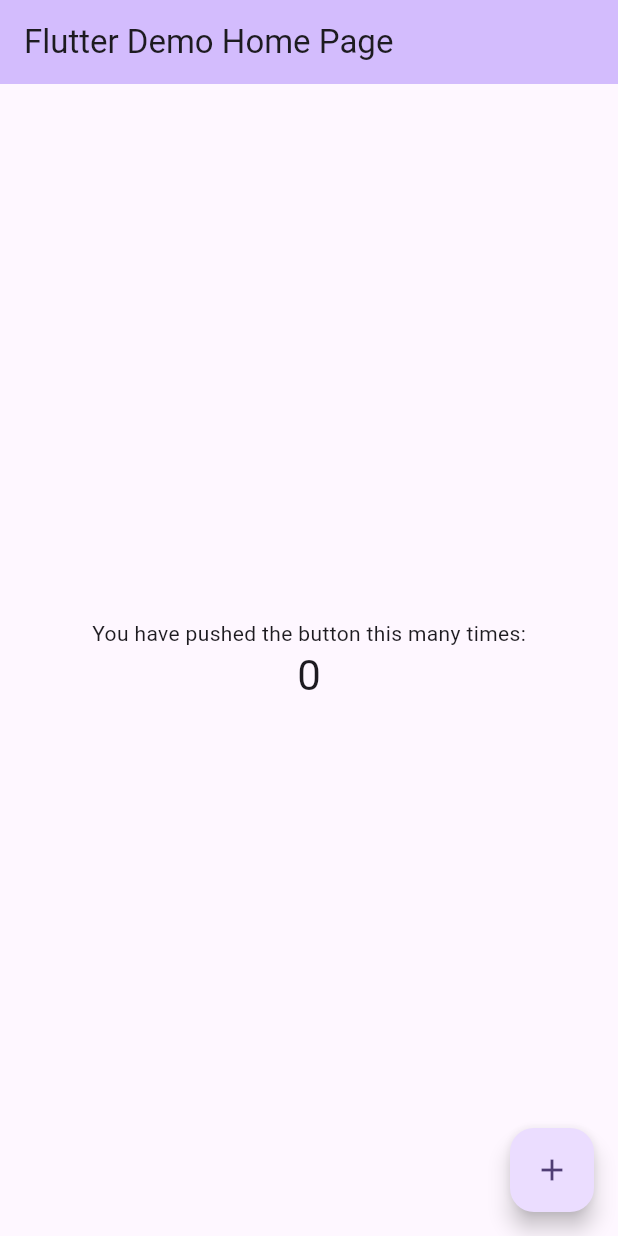
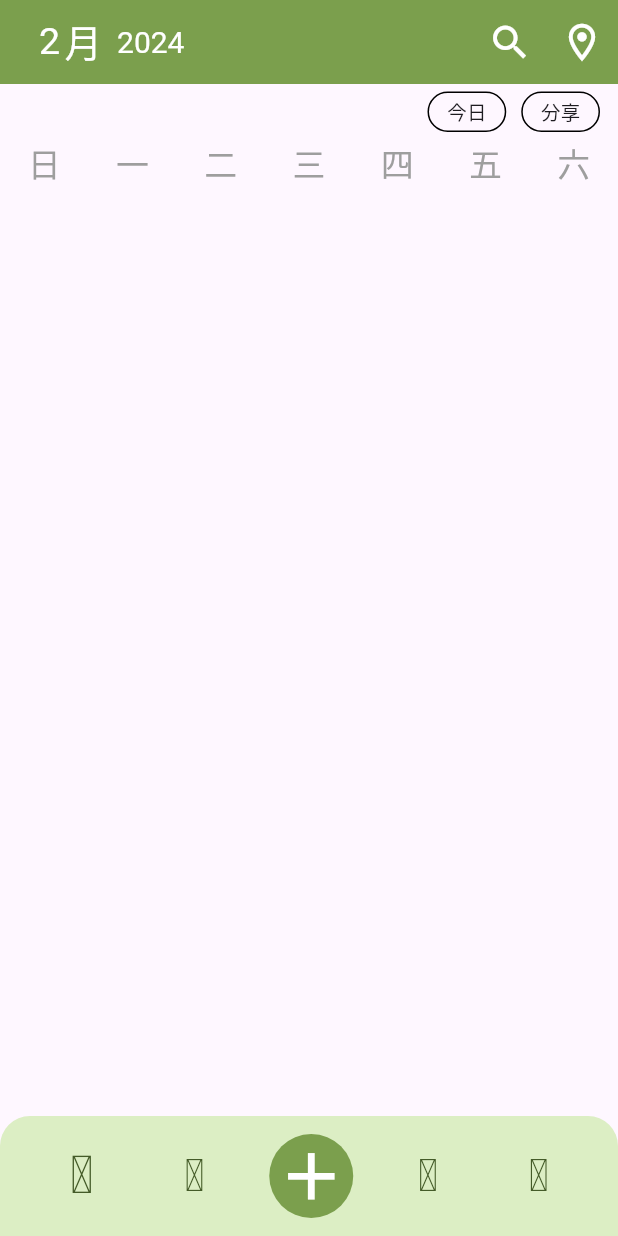
Before and after one commit to dzyz6/app3diary, a Flutter app: the screen it shows after launch, on a phone screen of 412 x 824 dp. Run offline on Flutter 3.47's test engine with Material 3 defaults, Android fonts, the light colour scheme and no system bars.

Commit message:
界面做了一下

```diff
--- /dev/null
+++ b/lib/assets/icon/my_flutter_app_icons.dart
@@ -0,0 +1,28 @@
+/// Flutter icons MyFlutterApp
+/// Copyright (C) 2024 by original authors @ fluttericon.com, fontello.com
+/// This font was generated by FlutterIcon.com, which is derived from Fontello.
+///
+/// To use this font, place it in your fonts/ directory and include the
+/// following in your pubspec.yaml
+///
+/// flutter:
+///   fonts:
+///    - family:  MyFlutterApp
+///      fonts:
+///       - asset: fonts/MyFlutterApp.ttf
+///
+///
+///
+import 'package:flutter/widgets.dart';
+
+class MyFlutterApp {
+  MyFlutterApp._();
+
+  static const _kFontFam = 'MyIcon';
+  static const String? _kFontPkg = null;
+
+  static const IconData circle = IconData(0xe800, fontFamily: _kFontFam, fontPackage: _kFontPkg);
+  static const IconData book = IconData(0xe801, fontFamily: _kFontFam, fontPackage: _kFontPkg);
+  static const IconData calender = IconData(0xe802, fontFamily: _kFontFam, fontPackage: _kFontPkg);
+  static const IconData head = IconData(0xe803, fontFamily: _kFontFam, fontPackage: _kFontPkg);
+}
--- a/lib/main.dart
+++ b/lib/main.dart
@@ -1,125 +1,130 @@
+import 'package:diary/assets/icon/my_flutter_app_icons.dart';
+import 'package:diary/sizecontrol.dart';
 import 'package:flutter/material.dart';
 
-void main() {
-  runApp(const MyApp());
+void main(){
+  runApp(MaterialApp(home: mainpage(),));
 }
 
-class MyApp extends StatelessWidget {
-  const MyApp({super.key});
+var colororigin=Color(0xFF445B28);
+var colorclick=Color(0xFFDCEEC4);
 
-  // This widget is the root of your application.
+//获取时间
+DateTime dateTime= DateTime.now();
+
+class mainpage extends StatefulWidget {
+  const mainpage({super.key});
+
+  @override
+  State<mainpage> createState() => _mainpageState();
+}
+
+class _mainpageState extends State<mainpage> {
   @override
   Widget build(BuildContext context) {
-    return MaterialApp(
-      title: 'Flutter Demo',
-      theme: ThemeData(
-        // This is the theme of your application.
-        //
-        // TRY THIS: Try running your application with "flutter run". You'll see
-        // the application has a purple toolbar. Then, without quitting the app,
-        // try changing the seedColor in the colorScheme below to Colors.green
-        // and then invoke "hot reload" (save your changes or press the "hot
-        // reload" button in a Flutter-supported IDE, or press "r" if you used
-        // the command line to start the app).
-        //
-        // Notice that the counter didn't reset back to zero; the application
-        // state is not lost during the reload. To reset the state, use hot
-        // restart instead.
-        //
-        // This works for code too, not just values: Most code changes can be
-        // tested with just a hot reload.
-        colorScheme: ColorScheme.fromSeed(seedColor: Colors.deepPurple),
-        useMaterial3: true,
+    return Scaffold(
+
+
+      appBar: AppBar(
+        title: Row(
+          children: [
+            SizedBox(width: Adapt.pt(10),),
+            Text(dateTime.month.toString(),style: TextStyle(color: Colors.white,fontSize: Adapt.pt(25)),),
+            SizedBox(width: Adapt.pt(3),),
+            Text("月",style: TextStyle(color: Colors.white,fontSize: Adapt.pt(25)),),
+            SizedBox(width: Adapt.pt(10),),
+            Text(dateTime.year.toString(),style: TextStyle(color: Colors.white,fontSize: Adapt.pt(20)),),
+
+          ],
+        ),
+
+        actions: [
+          IconButton(onPressed: (){}, icon: Icon(Icons.search_outlined,color: Colors.white,),padding: EdgeInsets.all(0),iconSize: 30,),
+          IconButton(onPressed: (){}, icon: Icon(Icons.location_on_outlined,color: Colors.white,),padding: EdgeInsets.all(0),iconSize: 30,),
+        ],
+
+        backgroundColor: Color(0xFF7B9F4D),
+
       ),
-      home: const MyHomePage(title: 'Flutter Demo Home Page'),
+      body: Column(
+        children: [
+          Row(
+            children: [
+              SizedBox(width: Adapt.pt(280),),
+              Container(
+                padding: EdgeInsets.only(left: Adapt.pt(12),right: Adapt.pt(12),top: Adapt.pt(3),bottom: Adapt.pt(3)),
+                margin: EdgeInsets.all(Adapt.pt(5)),
+                child: Text("今日",style: TextStyle(fontSize: Adapt.pt(13)),),
+                decoration: BoxDecoration(
+                  borderRadius: BorderRadius.circular(15),
+                  border: Border.all(color: Colors.black)
+                ),
+              ),
+
+              Container(
+                padding: EdgeInsets.only(left: Adapt.pt(12),right: Adapt.pt(12),top: Adapt.pt(3),bottom: Adapt.pt(3)),
+                margin: EdgeInsets.all(Adapt.pt(5)),
+                child: Text("分享",style: TextStyle(fontSize: Adapt.pt(13)),),
+                decoration: BoxDecoration(
+                    borderRadius: BorderRadius.circular(15),
+                    border: Border.all(color: Colors.black)
+                ),
+              ),
+            ],
+          ),
+
+          Row(
+            mainAxisAlignment: MainAxisAlignment.spaceAround,
+            children: [
+              Text("日",style: TextStyle(color: Colors.grey,fontSize: Adapt.pt(22)),),
+              Text("一",style: TextStyle(color: Colors.grey,fontSize: Adapt.pt(22)),),
+              Text("二",style: TextStyle(color: Colors.grey,fontSize: Adapt.pt(22)),),
+              Text("三",style: TextStyle(color: Colors.grey,fontSize: Adapt.pt(22)),),
+              Text("四",style: TextStyle(color: Colors.grey,fontSize: Adapt.pt(22)),),
+              Text("五",style: TextStyle(color: Colors.grey,fontSize: Adapt.pt(22)),),
+              Text("六",style: TextStyle(color: Colors.grey,fontSize: Adapt.pt(22)),),
+
+            ],
+          )
+
+
+
+
+
+        ],
+
+      ),
+
+      bottomNavigationBar: ClipRRect(
+
+        borderRadius: BorderRadius.only(topLeft: Radius.circular(20), topRight: Radius.circular(20), ),
+        child: BottomAppBar(
+
+          child: Row(
+            mainAxisAlignment: MainAxisAlignment.spaceAround,
+            children: [
+
+              //日历图标
+              IconButton(onPressed: (){},
+                  icon: Icon(MyFlutterApp.calender,color: Color(0xFF445B28),size: Adapt.pt(35),)),
+              //日记
+              IconButton(onPressed: (){},
+                  icon: Icon(MyFlutterApp.book,color: Color(0xFF445B28),size: Adapt.pt(30),)),
+              //添加
+              FloatingActionButton(onPressed: (){},elevation: 0,backgroundColor: Color(0xFF7B9F4D),shape: CircleBorder(),child: Icon(Icons.add,size: Adapt.pt(53),color: Colors.white,),),
+              //日记串
+              IconButton(onPressed: (){},
+                  icon: Icon(MyFlutterApp.circle,color: Color(0xFF445B28),size: Adapt.pt(30),)),
+              //用户
+              IconButton(onPressed: (){},
+                  icon: Icon(MyFlutterApp.head,color: Color(0xFF445B28),size: Adapt.pt(30),)),
+            ],
+          ),
+          color: Color(0xFFDCEEC4),
+        ),
+      ),
+
+
     );
   }
 }
-
-class MyHomePage extends StatefulWidget {
-  const MyHomePage({super.key, required this.title});
-
-  // This widget is the home page of your application. It is stateful, meaning
-  // that it has a State object (defined below) that contains fields that affect
-  // how it looks.
-
-  // This class is the configuration for the state. It holds the values (in this
-  // case the title) provided by the parent (in this case the App widget) and
-  // used by the build method of the State. Fields in a Widget subclass are
-  // always marked "final".
-
-  final String title;
-
-  @override
-  State<MyHomePage> createState() => _MyHomePageState();
-}
-
-class _MyHomePageState extends State<MyHomePage> {
-  int _counter = 0;
-
-  void _incrementCounter() {
-    setState(() {
-      // This call to setState tells the Flutter framework that something has
-      // changed in this State, which causes it to rerun the build method below
-      // so that the display can reflect the updated values. If we changed
-      // _counter without calling setState(), then the build method would not be
-      // called again, and so nothing would appear to happen.
-      _counter++;
-    });
-  }
-
-  @override
-  Widget build(BuildContext context) {
-    // This method is rerun every time setState is called, for instance as done
-    // by the _incrementCounter method above.
-    //
-    // The Flutter framework has been optimized to make rerunning build methods
-    // fast, so that you can just rebuild anything that needs updating rather
-    // than having to individually change instances of widgets.
-    return Scaffold(
-      appBar: AppBar(
-        // TRY THIS: Try changing the color here to a specific color (to
-        // Colors.amber, perhaps?) and trigger a hot reload to see the AppBar
-        // change color while the other colors stay the same.
-        backgroundColor: Theme.of(context).colorScheme.inversePrimary,
-        // Here we take the value from the MyHomePage object that was created by
-        // the App.build method, and use it to set our appbar title.
-        title: Text(widget.title),
-      ),
-      body: Center(
-        // Center is a layout widget. It takes a single child and positions it
-        // in the middle of the parent.
-        child: Column(
-          // Column is also a layout widget. It takes a list of children and
-          // arranges them vertically. By default, it sizes itself to fit its
-          // children horizontally, and tries to be as tall as its parent.
-          //
-          // Column has various properties to control how it sizes itself and
-          // how it positions its children. Here we use mainAxisAlignment to
-          // center the children vertically; the main axis here is the vertical
-          // axis because Columns are vertical (the cross axis would be
-          // horizontal).
-          //
-          // TRY THIS: Invoke "debug painting" (choose the "Toggle Debug Paint"
-          // action in the IDE, or press "p" in the console), to see the
-          // wireframe for each widget.
-          mainAxisAlignment: MainAxisAlignment.center,
-          children: <Widget>[
-            const Text(
-              'You have pushed the button this many times:',
-            ),
-            Text(
-              '$_counter',
-              style: Theme.of(context).textTheme.headlineMedium,
-            ),
-          ],
-        ),
-      ),
-      floatingActionButton: FloatingActionButton(
-        onPressed: _incrementCounter,
-        tooltip: 'Increment',
-        child: const Icon(Icons.add),
-      ), // This trailing comma makes auto-formatting nicer for build methods.
-    );
-  }
-}
```
Also changed, not shown: lib/assets/icon/config.json (added, +66 -0 lines), pubspec.yaml (+5 -5 lines), lib/assets/icon/fonts/MyFlutterApp.ttf (added), 1 other file.
